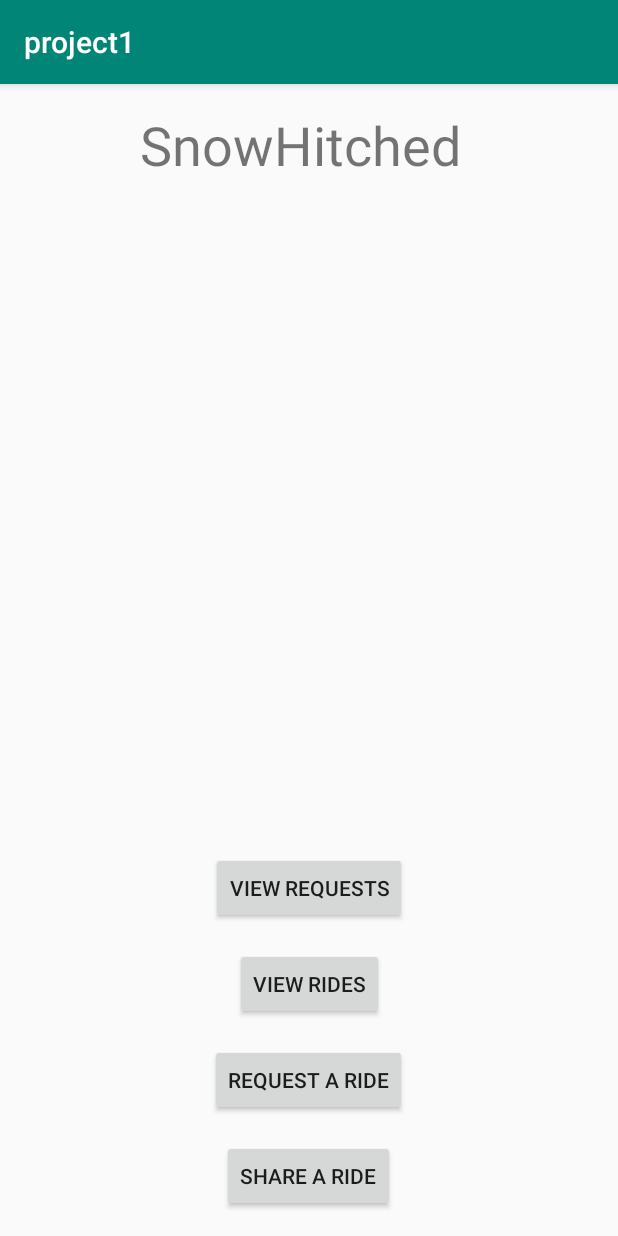
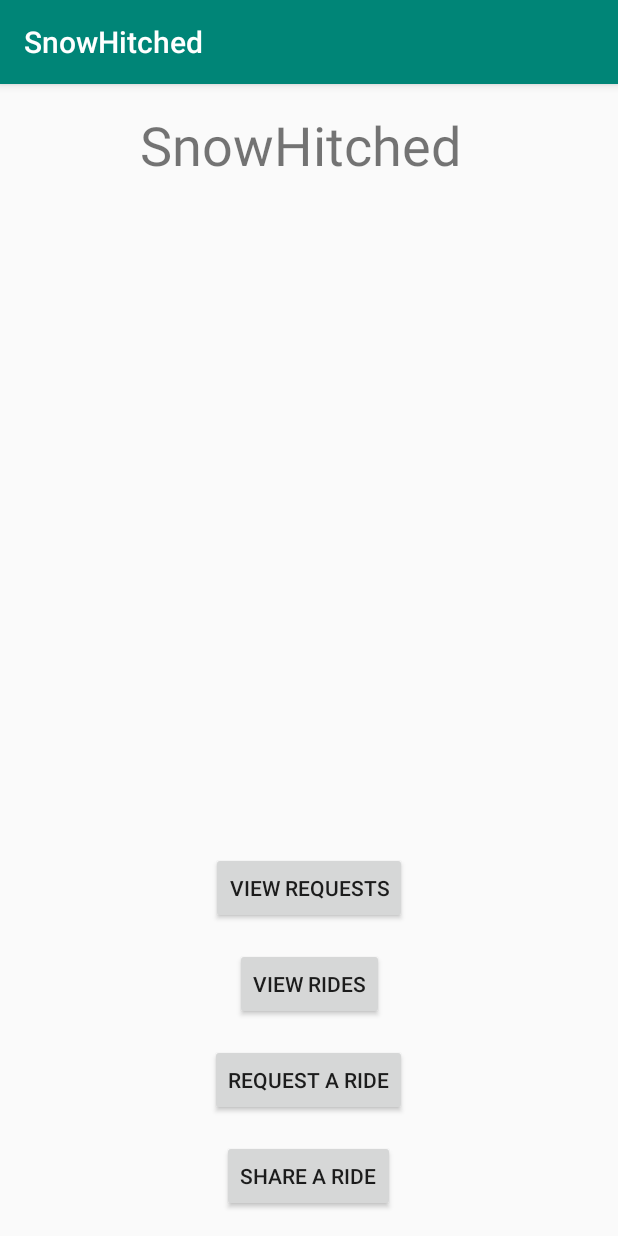
Before and after one commit to menegax/SENG440-Mobile-SnowHitch, an Android app: the screen it shows after launch (MainActivity), on a phone screen of 412 x 824 dp. Run offline under Robolectric (Android 15) with nearby library versions, the phone set to English and light mode, and no system bars.

Commit message:
Created some buttons, title for initial page

```diff
--- a/app/src/main/res/layout/activity_main.xml
+++ b/app/src/main/res/layout/activity_main.xml
@@ -35,6 +35,6 @@
             android:layout_width="225dp"
             android:layout_height="64dp" app:layout_constraintTop_toTopOf="parent"
             app:layout_constraintStart_toStartOf="parent" android:layout_marginTop="16dp"
-            app:layout_constraintEnd_toEndOf="parent" android:id="@+id/textView" android:text="@string/editText"
+            app:layout_constraintEnd_toEndOf="parent" android:id="@+id/textView" android:text="@string/app_name"
             android:textSize="36sp"/>
 </android.support.constraint.ConstraintLayout>
--- a/app/src/main/res/values/strings.xml
+++ b/app/src/main/res/values/strings.xml
@@ -1,8 +1,7 @@
 <resources>
-    <string name="app_name">project1</string>
+    <string name="app_name">SnowHitched</string>
     <string name="button1">Share a Ride</string>
     <string name="button2">Request a Ride</string>
     <string name="button3">View Rides</string>
     <string name="button4">View Requests</string>
-    <string name="editText">SnowHitched</string>
 </resources>
```
